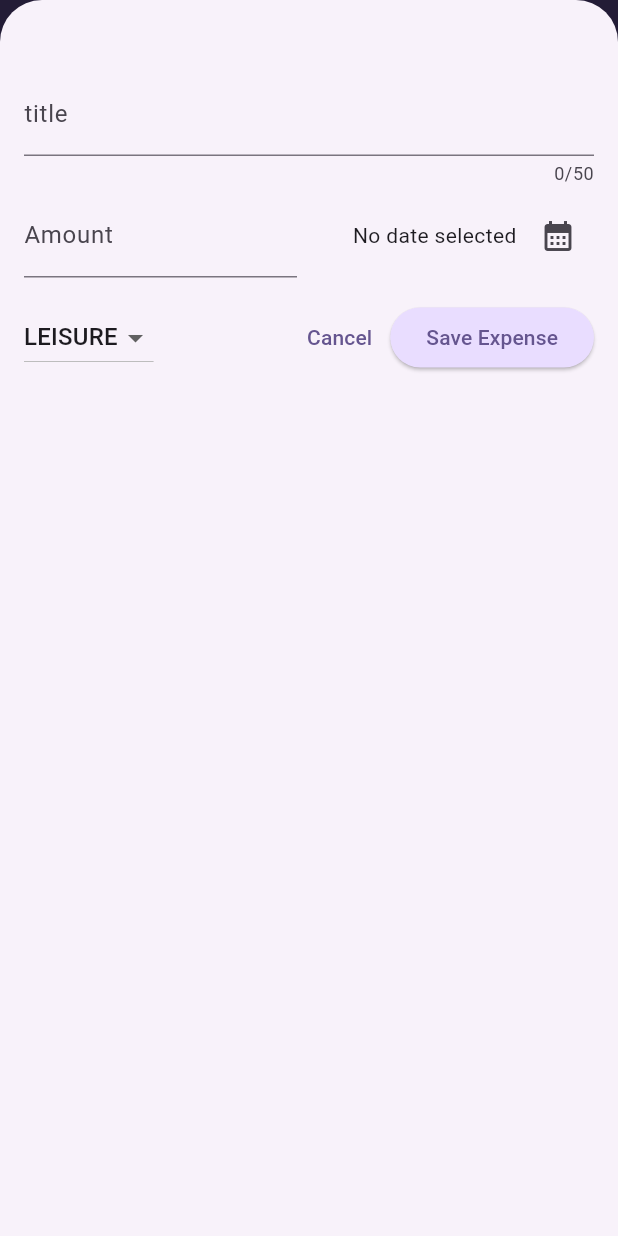
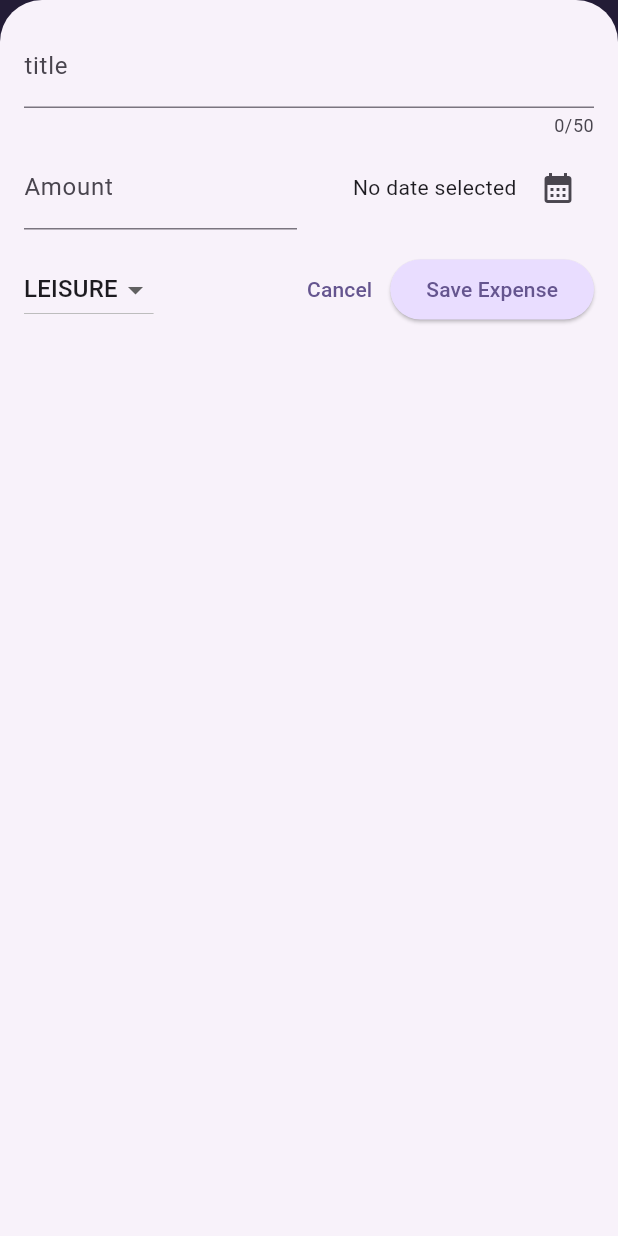
Before and after one commit to Junaidchohan/Building-Responsive---Adaptive-User-Interfaces-EXPENSE-TRACKER-APP-, a Flutter app: the screen it shows after launch, after a tap on the "add" icon, on a phone screen of 412 x 824 dp. Run offline on Flutter 3.47's test engine with Material 3 defaults, Android fonts, the phone set to English and light mode, and no system bars.

```diff
--- a/lib/widgets/expense.dart
+++ b/lib/widgets/expense.dart
@@ -37,6 +37,7 @@ class _ExpensesState extends State<Expenses> {
 
   void _openAddExpenseOverlay() {
     showModalBottomSheet(
+      // useSafeArea: true,
       isScrollControlled: true,
       context: context,
       builder: (ctx) => NewExpense(
--- a/lib/widgets/new_expense.dart
+++ b/lib/widgets/new_expense.dart
@@ -81,7 +81,7 @@ class _NewExpenseState extends State<NewExpense> {
       height: double.infinity,
       child: SingleChildScrollView(
         child: Padding(
-          padding:  EdgeInsets.fromLTRB(16.0, 48, 16, keyboardSpace + 16),
+          padding:  EdgeInsets.fromLTRB(16.0, 16.0, 16.0, keyboardSpace + 16.0),
           child: Column(
             children: [
               TextField(
```
